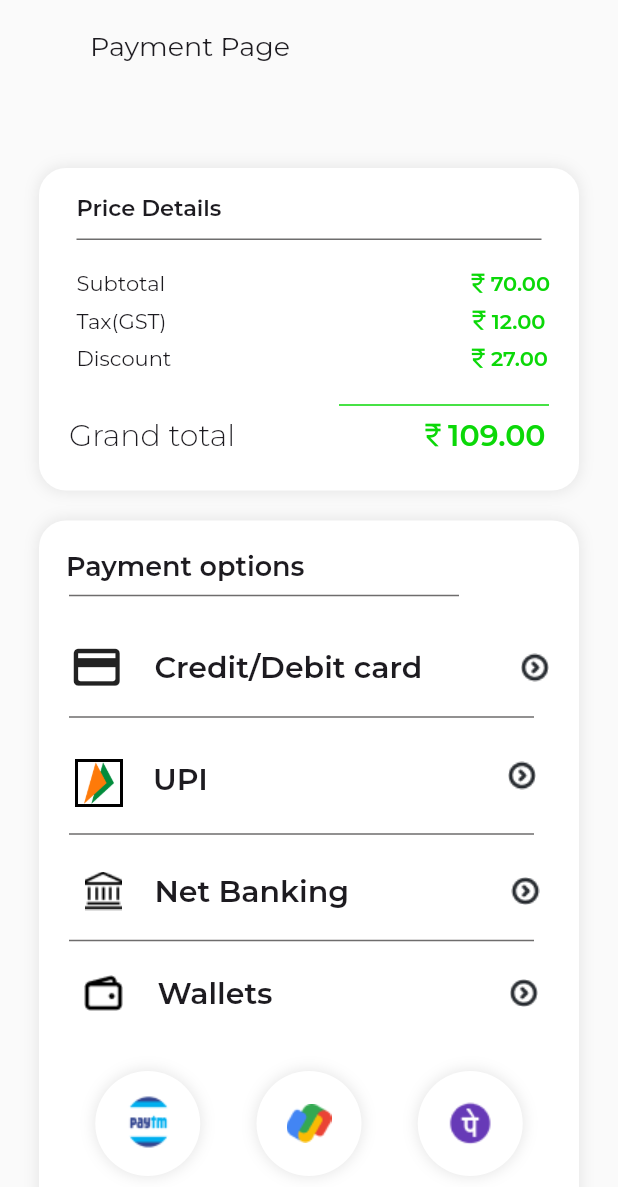
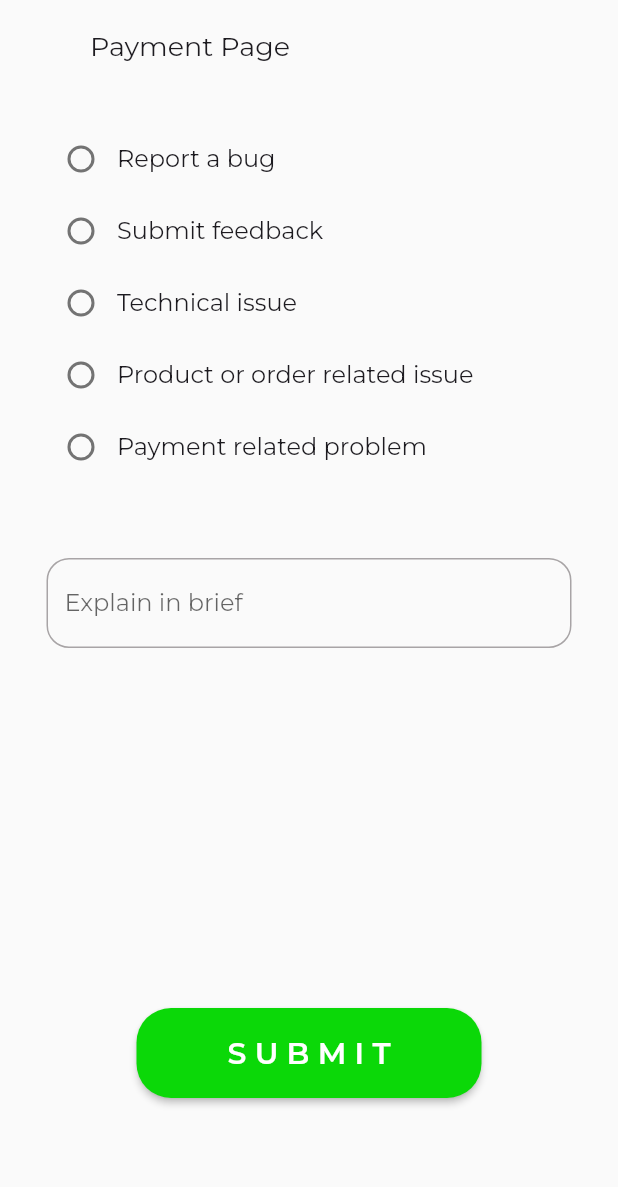
Before and after one commit to virali3705/Grocery, a Flutter app: the screen it shows after launch, on a phone screen of 412 x 824 dp. Shown: the top 1187 px of the screen. Run offline on Flutter 3.47's test engine with Material 3 defaults, Android fonts, the phone set to English and light mode, and no system bars; our stand-ins replace carousel_slider, google_fonts, readmore, timeline_tile.

Commit message:
Support page done

```diff
--- /dev/null
+++ b/lib/Support page.dart
@@ -0,0 +1,193 @@
+import 'package:flutter/cupertino.dart';
+import 'package:flutter/material.dart';
+
+class SupportPage extends StatefulWidget {
+  const SupportPage({Key? key}) : super(key: key);
+
+  @override
+  State<SupportPage> createState() => _SupportPageState();
+}
+
+class _SupportPageState extends State<SupportPage> {
+  int? _selectedValue;
+
+  @override
+  Widget build(BuildContext context) {
+    return SafeArea(
+      child: Scaffold(
+        body: Center(
+          child: Column(
+            children: [
+              Row(
+                children: [
+                  Padding(
+                    padding: EdgeInsets.only(top: 20, left: 60),
+                    child: Text(
+                      "Payment Page",
+                      style:
+                          TextStyle(fontSize: 18, fontWeight: FontWeight.w400),
+                    ),
+                  ),
+                ],
+              ),
+              SizedBox(
+                height: 40,
+              ),
+              Padding(
+                padding: const EdgeInsets.only(left: 30),
+                child: Row(
+                  children: [
+                    Radio(
+                      value: 1,
+                      groupValue: _selectedValue,
+                      onChanged: (value) {
+                        setState(() {
+                          _selectedValue = value;
+                        });
+                      },
+                      activeColor: Colors.green, // Change color when selected
+                    ),
+                    Text(
+                      "Report a bug",
+                      style:
+                          TextStyle(fontSize: 16, fontWeight: FontWeight.w400),
+                    ),
+                  ],
+                ),
+              ),
+              Padding(
+                padding: const EdgeInsets.only(left: 30),
+                child: Row(
+                  children: [
+                    Radio(
+                      value: 2,
+                      groupValue: _selectedValue,
+                      onChanged: (value) {
+                        setState(() {
+                          _selectedValue = value;
+                        });
+                      },
+                      activeColor: Colors.green, // Change color when selected
+                    ),
+                    Text(
+                      "Submit feedback",
+                      style:
+                          TextStyle(fontSize: 16, fontWeight: FontWeight.w400),
+                    ),
+                  ],
+                ),
+              ),
+              Padding(
+                padding: const EdgeInsets.only(left: 30),
+                child: Row(
+                  children: [
+                    Radio(
+                      value: 3,
+                      groupValue: _selectedValue,
+                      onChanged: (value) {
+                        setState(() {
+                          _selectedValue = value;
+                        });
+                      },
+                      activeColor: Colors.green, // Change color when selected
+                    ),
+                    Text(
+                      "Technical issue",
+                      style:
+                          TextStyle(fontSize: 16, fontWeight: FontWeight.w400),
+                    ),
+                  ],
+                ),
+              ),
+              Padding(
+                padding: const EdgeInsets.only(left: 30),
+                child: Row(
+                  children: [
+                    Radio(
+                      value: 4,
+                      groupValue: _selectedValue,
+                      onChanged: (value) {
+                        setState(() {
+                          _selectedValue = value;
+                        });
+                      },
+                      activeColor: Colors.green, // Change color when selected
+                    ),
+                    Text(
+                      "Product or order related issue",
+                      style:
+                          TextStyle(fontSize: 16, fontWeight: FontWeight.w400),
+                    ),
+                  ],
+                ),
+              ),
+              Padding(
+                padding: const EdgeInsets.only(left: 30),
+                child: Row(
+                  children: [
+                    Radio(
+                      value: 5,
+                      groupValue: _selectedValue,
+                      onChanged: (value) {
+                        setState(() {
+                          _selectedValue = value;
+                        });
+                      },
+                      activeColor: Color.fromARGB(
+                          255, 11, 216, 8), // Change color when selected
+                    ),
+                    Text(
+                      "Payment related problem",
+                      style:
+                          TextStyle(fontSize: 16, fontWeight: FontWeight.w400),
+                    ),
+                  ],
+                ),
+              ),
+              SizedBox(
+                height: 50,
+              ),
+              Column(
+                children: [
+                  SizedBox(
+                    height: 300,
+                    width: 350,
+                    child: TextField(
+                      decoration: InputDecoration(
+                          hintText: "Explain in brief",
+                          border: OutlineInputBorder(
+                              borderRadius: BorderRadius.circular(15))),
+                    ),
+                  ),
+                  SizedBox(
+                    height: 60,
+                    width: 230,
+                    child: ElevatedButton(
+                      style: ButtonStyle(
+                        shape:
+                            MaterialStateProperty.all<RoundedRectangleBorder>(
+                          RoundedRectangleBorder(
+                            borderRadius: BorderRadius.circular(23),
+                          ),
+                        ),
+                        backgroundColor: MaterialStateProperty.all(
+                          const Color.fromARGB(255, 11, 216, 8),
+                        ),
+                      ),
+                      onPressed: () {},
+                      child: const Text(
+                        "S U B M I T",
+                        style: TextStyle(
+                            fontSize: 20, fontWeight: FontWeight.w600),
+                      ),
+                    ),
+                  ),
+                ],
+              ),
+            ],
+          ),
+        ),
+      ),
+    );
+  }
+}
--- a/lib/main.dart
+++ b/lib/main.dart
@@ -14,6 +14,7 @@ import 'package:grocery_app/Pages/Pages/Savedaddresses.dart';
 //import 'package:grocery_app/Pages/Pages/Shipping%20details.dart';
 import 'package:grocery_app/Pages/Pages/productdetailsscreen.dart';
 import 'package:grocery_app/Payment%20page.dart';
+import 'package:grocery_app/Support%20page.dart';
 
 void main() {
   runApp(const FlutterApp());
@@ -31,7 +32,7 @@ class FlutterApp extends StatelessWidget {
           colorScheme: ColorScheme.fromSeed(seedColor: Colors.black),
           useMaterial3: false,
           textTheme: GoogleFonts.montserratTextTheme()),
-      home: const Payment(),
+      home: const SupportPage(),
     );
   }
 }
```
